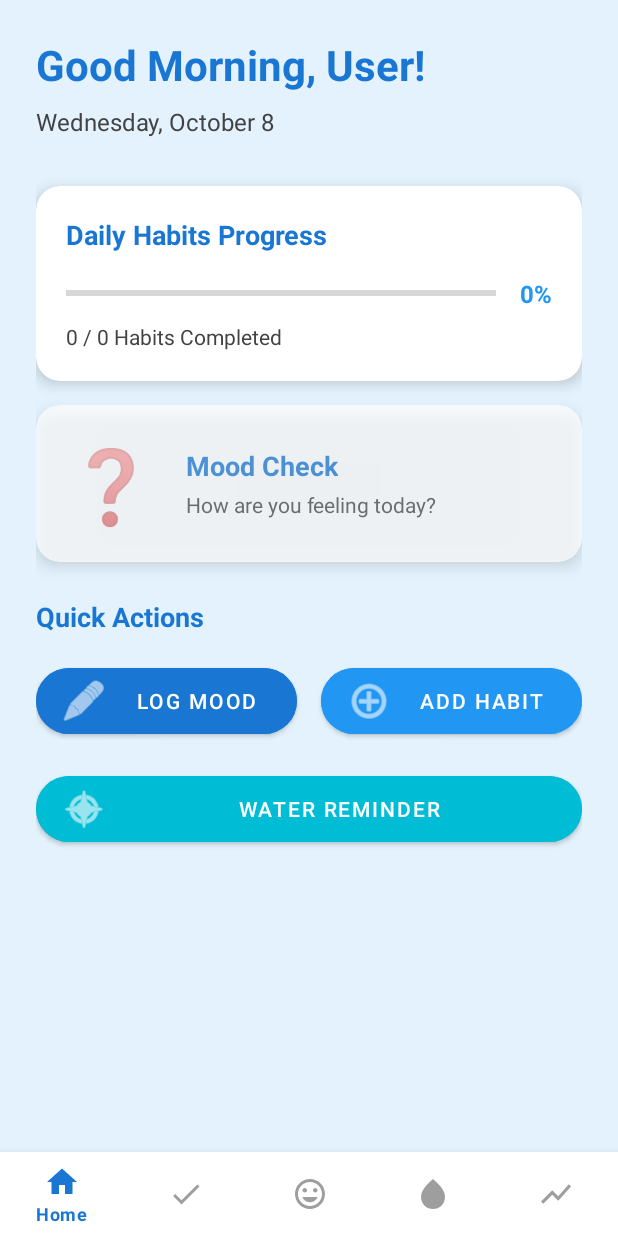
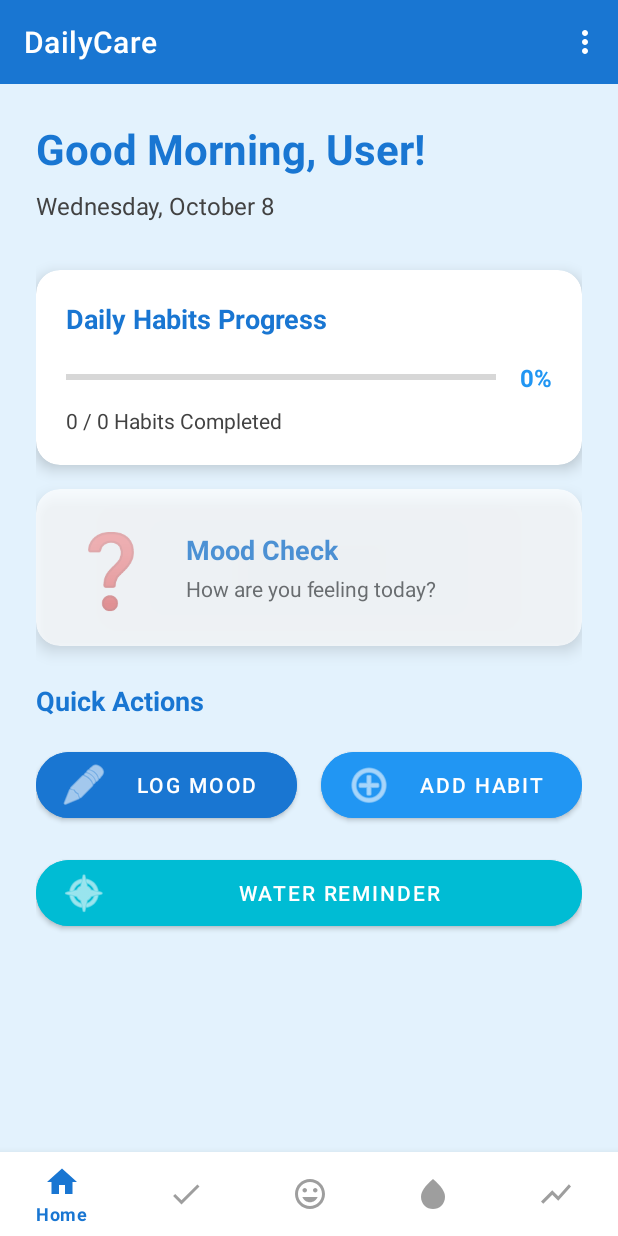
Before and after one commit to ThilinaWi/DailyCare_Wellnesstracking-app_Kotlin, an Android app: the DashboardActivity screen opened directly, with no data from a screen before it, on a phone screen of 412 x 824 dp. Run offline under Robolectric (Android 15) with nearby library versions, the light colour scheme and no system bars.

Commit message:
Fix 3-dot menu visibility and implement working logout functionality
🔧 Bug Fixes:
- Fix toolbar setup to properly display 3-dot overflow menu
- Add popupTheme to toolbar for proper menu styling
- Configure supportActionBar with proper title display
- Ensure menu inflating works correctly

✨ Logout Functionality:
- Add working 3-dot menu in top-right corner of toolbar
- Implement logout confirmation dialog with "Log Out" option
- Clear user session data on logout
- Navigate back to authentication screen with proper activity flags
- Add logout icon and proper menu structure

🎨 UI Improvements:
- Navy blue toolbar with white title text
- Professional logout icon in overflow menu
- Consistent Material Design theming
- Proper light popup theme for menu readability

🔐 Session Management:
- Complete user data clearing on logout (clearUserSession method)
- Secure activity stack management (FLAG_ACTIVITY_NEW_TASK | FLAG_ACTIVITY_CLEAR_TASK)
- Clean app state reset after logout
- Proper navigation flow back to sign-in/sign-up

🛠️ Technical Details:
- Create dashboard_menu.xml with logout menu item
- Add ic_logout.xml vector drawable
- Update DashboardActivity with proper toolbar and menu handling
- Add clearUserSession method to PreferencesManager
- Fix theme configuration for menu visibility

```diff
--- a/app/src/main/java/com/example/dailycare/activities/DashboardActivity.kt
+++ b/app/src/main/java/com/example/dailycare/activities/DashboardActivity.kt
@@ -1,6 +1,10 @@
 package com.example.dailycare.activities
 
+import android.content.Intent
 import android.os.Bundle
+import android.view.Menu
+import android.view.MenuItem
+import androidx.appcompat.app.AlertDialog
 import androidx.appcompat.app.AppCompatActivity
 import androidx.fragment.app.Fragment
 import com.example.dailycare.R
@@ -10,6 +14,7 @@ import com.example.dailycare.fragments.HabitsFragment
 import com.example.dailycare.fragments.HydrationFragment
 import com.example.dailycare.fragments.MoodJournalFragment
 import com.example.dailycare.fragments.MoodTrendsFragment
+import com.example.dailycare.utils.PreferencesManager
 
 class DashboardActivity : AppCompatActivity() {
 
@@ -20,6 +25,7 @@ class DashboardActivity : AppCompatActivity() {
         binding = ActivityDashboardBinding.inflate(layoutInflater)
         setContentView(binding.root)
 
+        setupToolbar()
         setupBottomNavigation()
 
         // Handle navigation from notification
@@ -31,6 +37,52 @@ class DashboardActivity : AppCompatActivity() {
             // Load default fragment
             loadFragment(HomeFragment())
         }
+    }
+
+    private fun setupToolbar() {
+        setSupportActionBar(binding.toolbar)
+        supportActionBar?.apply {
+            title = getString(R.string.app_name)
+            setDisplayShowTitleEnabled(true)
+        }
+    }
+
+    override fun onCreateOptionsMenu(menu: Menu?): Boolean {
+        menuInflater.inflate(R.menu.dashboard_menu, menu)
+        return true
+    }
+
+    override fun onOptionsItemSelected(item: MenuItem): Boolean {
+        return when (item.itemId) {
+            R.id.action_logout -> {
+                showLogoutConfirmation()
+                true
+            }
+            else -> super.onOptionsItemSelected(item)
+        }
+    }
+
+    private fun showLogoutConfirmation() {
+        AlertDialog.Builder(this)
+            .setTitle("Log Out")
+            .setMessage("Are you sure you want to log out?")
+            .setPositiveButton("Log Out") { _, _ ->
+                performLogout()
+            }
+            .setNegativeButton("Cancel", null)
+            .show()
+    }
+
+    private fun performLogout() {
+        // Clear user session
+        val preferencesManager = PreferencesManager.getInstance(this)
+        preferencesManager.clearUserSession()
+
+        // Navigate to AuthActivity
+        val intent = Intent(this, AuthActivity::class.java)
+        intent.flags = Intent.FLAG_ACTIVITY_NEW_TASK or Intent.FLAG_ACTIVITY_CLEAR_TASK
+        startActivity(intent)
+        finish()
     }
 
     private fun setupBottomNavigation() {
--- a/app/src/main/java/com/example/dailycare/utils/PreferencesManager.kt
+++ b/app/src/main/java/com/example/dailycare/utils/PreferencesManager.kt
@@ -153,6 +153,11 @@ class PreferencesManager private constructor(context: Context) {
         return prefs.getInt(KEY_HYDRATION_INTERVAL, 60) // Default 60 minutes (1 hour)
     }
 
+    // Session Management
+    fun clearUserSession() {
+        prefs.edit().clear().apply()
+    }
+
     // Utility Methods
     fun getCurrentDateString(): String {
         return SimpleDateFormat("yyyy-MM-dd", Locale.getDefault()).format(Date())
--- /dev/null
+++ b/app/src/main/res/drawable/ic_logout.xml
@@ -0,0 +1,10 @@
+<vector xmlns:android="http://schemas.android.com/apk/res/android"
+    android:width="24dp"
+    android:height="24dp"
+    android:viewportWidth="24"
+    android:viewportHeight="24"
+    android:tint="?attr/colorOnSurface">
+  <path
+      android:fillColor="@android:color/white"
+      android:pathData="M17,7l-1.41,1.41L18.17,11H8v2h10.17l-2.58,2.59L17,17l5,-5zM4,6h6V4H4c-1.1,0 -2,0.9 -2,2v12c0,1.1 0.9,2 2,2h6v-2H4V6z"/>
+</vector>
--- a/app/src/main/res/layout/activity_dashboard.xml
+++ b/app/src/main/res/layout/activity_dashboard.xml
@@ -1,9 +1,20 @@
 <?xml version="1.0" encoding="utf-8"?>
 <LinearLayout xmlns:android="http://schemas.android.com/apk/res/android"
+    xmlns:app="http://schemas.android.com/apk/res-auto"
     android:layout_width="match_parent"
     android:layout_height="match_parent"
     android:orientation="vertical"
     android:background="@color/primary_light_blue">
+
+    <androidx.appcompat.widget.Toolbar
+        android:id="@+id/toolbar"
+        android:layout_width="match_parent"
+        android:layout_height="?attr/actionBarSize"
+        android:background="@color/secondary_navy_blue"
+        android:theme="@style/ThemeOverlay.AppCompat.Dark.ActionBar"
+        app:popupTheme="@style/ThemeOverlay.AppCompat.Light"
+        app:title="@string/app_name"
+        app:titleTextColor="@color/white" />
 
     <FrameLayout
         android:id="@+id/fragmentContainer"
@@ -19,7 +30,6 @@
         app:itemIconTint="@color/bottom_nav_color"
         app:itemTextColor="@color/bottom_nav_color"
         app:menu="@menu/bottom_navigation_menu"
-        app:elevation="8dp"
-        xmlns:app="http://schemas.android.com/apk/res-auto" />
+        app:elevation="8dp" />
 
 </LinearLayout>
--- /dev/null
+++ b/app/src/main/res/menu/dashboard_menu.xml
@@ -0,0 +1,11 @@
+<?xml version="1.0" encoding="utf-8"?>
+<menu xmlns:android="http://schemas.android.com/apk/res/android"
+    xmlns:app="http://schemas.android.com/apk/res-auto">
+
+    <item
+        android:id="@+id/action_logout"
+        android:title="@string/logout"
+        android:icon="@drawable/ic_logout"
+        app:showAsAction="never" />
+
+</menu>
--- a/app/src/main/res/values/strings.xml
+++ b/app/src/main/res/values/strings.xml
@@ -15,6 +15,7 @@
     <string name="sign_up">Sign Up</string>
     <string name="create_account">Create Account</string>
     <string name="log_in">Log In</string>
+    <string name="logout">Log Out</string>
     <string name="save">Save</string>
     <string name="cancel">Cancel</string>
     <string name="delete">Delete</string>
```
